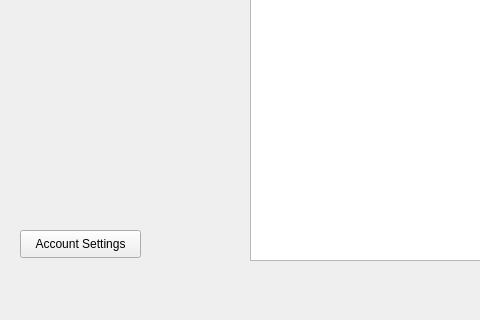
First picture: the form in build-groupG-Desktop_Qt_5_15_1_MinGW_64_bit-Debug/groupG/menu.ui, repository vuandy50/GROUP_G, before the edit; both pictures show x 0 to 480 and y 280 to 600 of the 800 by 600 pixel window.
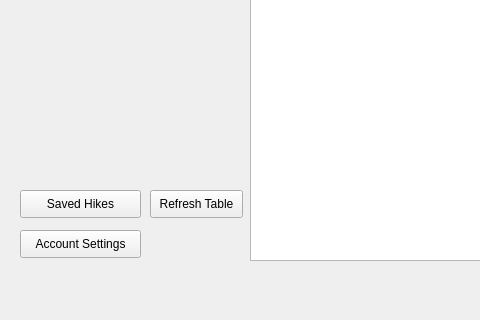
Second picture: the form after the edit.

```diff
--- a/build-groupG-Desktop_Qt_5_15_1_MinGW_64_bit-Debug/groupG/menu.ui
+++ b/build-groupG-Desktop_Qt_5_15_1_MinGW_64_bit-Debug/groupG/menu.ui
@@ -136,6 +136,32 @@
      <string>Account Settings</string>
     </property>
    </widget>
+   <widget class="QPushButton" name="savedHikesButton">
+    <property name="geometry">
+     <rect>
+      <x>20</x>
+      <y>470</y>
+      <width>121</width>
+      <height>28</height>
+     </rect>
+    </property>
+    <property name="text">
+     <string>Saved Hikes</string>
+    </property>
+   </widget>
+   <widget class="QPushButton" name="refreshButton">
+    <property name="geometry">
+     <rect>
+      <x>150</x>
+      <y>470</y>
+      <width>93</width>
+      <height>28</height>
+     </rect>
+    </property>
+    <property name="text">
+     <string>Refresh Table</string>
+    </property>
+   </widget>
   </widget>
   <widget class="QMenuBar" name="menubar">
    <property name="geometry">
```
